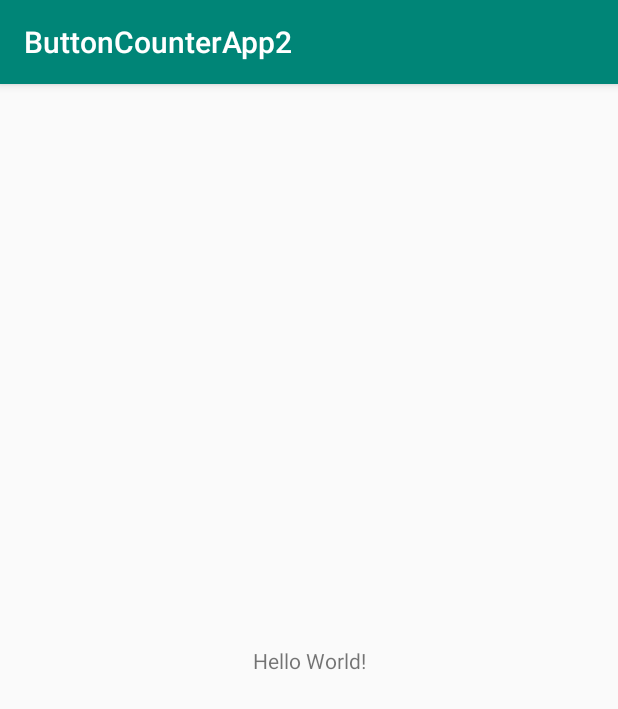
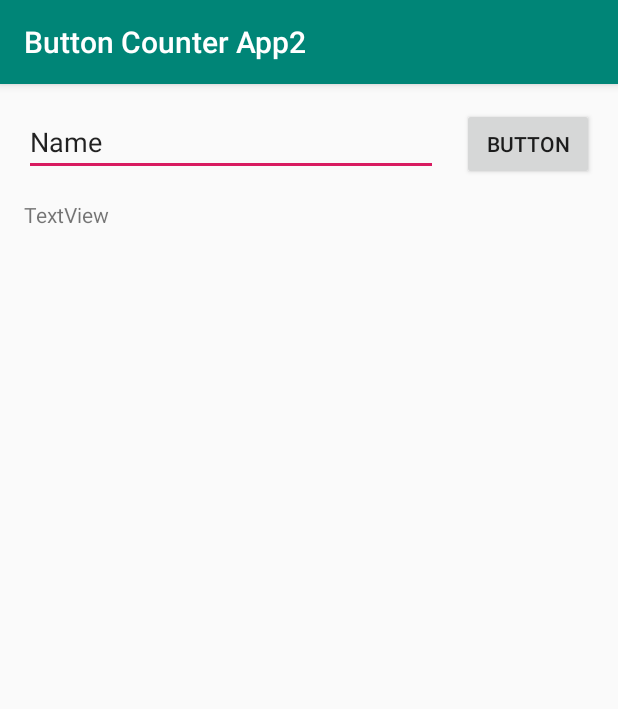
Before and after one commit to marvtdawson/android-button-counter, an Android app: the screen it shows after launch (MainActivity), on a phone screen of 412 x 824 dp. Shown: the top 709 px of the screen. Run offline under Robolectric (Android 15) with nearby library versions, the phone set to English and light mode, and no system bars.

Commit message:
updating application

```diff
--- a/app/src/main/res/layout/activity_main.xml
+++ b/app/src/main/res/layout/activity_main.xml
@@ -6,13 +6,49 @@
     android:layout_height="match_parent"
     tools:context=".MainActivity">
 
-    <TextView
+    <Button
+        android:id="@+id/button"
         android:layout_width="wrap_content"
         android:layout_height="wrap_content"
-        android:text="Hello World!"
-        app:layout_constraintBottom_toBottomOf="parent"
-        app:layout_constraintLeft_toLeftOf="parent"
-        app:layout_constraintRight_toRightOf="parent"
+        android:layout_marginTop="16dp"
+        android:layout_marginEnd="16dp"
+        android:text="Button"
+        app:layout_constraintEnd_toEndOf="parent"
         app:layout_constraintTop_toTopOf="parent" />
 
+    <EditText
+        android:id="@+id/editText"
+        android:layout_width="0dp"
+        android:layout_height="wrap_content"
+        android:layout_marginStart="16dp"
+        android:layout_marginLeft="16dp"
+        android:layout_marginTop="16dp"
+        android:layout_marginEnd="16dp"
+        android:layout_marginRight="16dp"
+        android:ems="10"
+        android:inputType="textPersonName"
+        android:text="Name"
+        app:layout_constraintEnd_toStartOf="@+id/button"
+        app:layout_constraintHorizontal_bias="0.0"
+        app:layout_constraintStart_toStartOf="parent"
+        app:layout_constraintTop_toTopOf="parent" />
+
+    <TextView
+        android:id="@+id/textView"
+        android:layout_width="0dp"
+        android:layout_height="0dp"
+        android:layout_margin="16dp"
+        android:layout_marginStart="16dp"
+        android:layout_marginTop="16dp"
+        android:layout_marginEnd="16dp"
+        android:layout_marginBottom="16dp"
+        android:scrollIndicators="right|end"
+        android:scrollbars="vertical"
+        android:text="TextView"
+        app:layout_constraintBottom_toBottomOf="parent"
+        app:layout_constraintEnd_toEndOf="parent"
+        app:layout_constraintHorizontal_bias="0.0"
+        app:layout_constraintStart_toStartOf="parent"
+        app:layout_constraintTop_toBottomOf="@+id/editText"
+        app:layout_constraintVertical_bias="0.0" />
 </android.support.constraint.ConstraintLayout>
--- a/app/src/main/res/values/strings.xml
+++ b/app/src/main/res/values/strings.xml
@@ -1,3 +1,3 @@
 <resources>
-    <string name="app_name">ButtonCounterApp2</string>
+    <string name="app_name">Button Counter App2</string>
 </resources>
--- a/build.gradle
+++ b/build.gradle
@@ -7,7 +7,7 @@ buildscript {
 
     }
     dependencies {
-        classpath 'com.android.tools.build:gradle:3.5.0'
+        classpath 'com.android.tools.build:gradle:3.5.2'
 
         // NOTE: Do not place your application dependencies here; they belong
         // in the individual module build.gradle files
```
